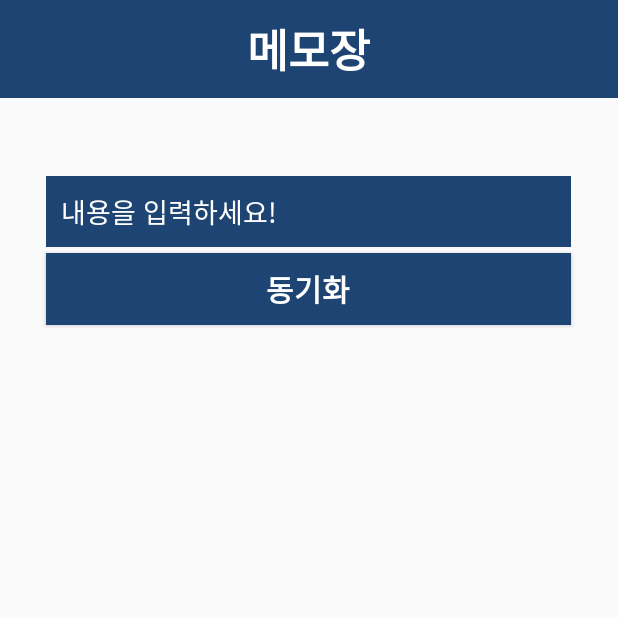
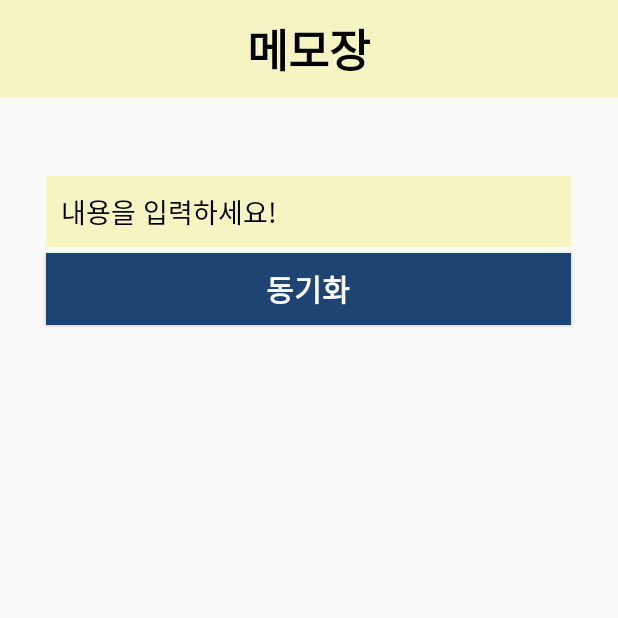
Before and after one commit to ckdgus0505/Mimo, an Android app: the screen it shows after launch (MemoActivity), on a phone screen of 412 x 824 dp, the top half of it. Run offline under Robolectric (Android 15) with nearby library versions, the phone set to English and light mode, and no system bars.

Commit message:
Mod Color

```diff
--- a/Android_Directory/Mimo/app/src/main/res/layout/activity_memo.xml
+++ b/Android_Directory/Mimo/app/src/main/res/layout/activity_memo.xml
@@ -15,14 +15,14 @@
             android:layout_width="match_parent"
             android:layout_height="wrap_content"
             android:orientation="vertical"
-            android:background="@color/colorPrimaryDark">
+            android:background="@color/colorPrimary">
 
             <TextView
                 android:layout_width="wrap_content"
                 android:layout_height="wrap_content"
                 android:layout_gravity="center"
                 android:text="메모장"
-                android:textColor="#ffffff"
+                android:textColor="#000000"
                 android:textSize="30dp"
                 android:textStyle="bold"
                 android:layout_marginTop="10dp"
@@ -42,10 +42,10 @@
                 android:hint="내용을 입력하세요!"
                 android:layout_gravity="center"
                 android:padding="10dp"
-                android:textColor="#ffffff"
-                android:textColorHint="#ffffff"
+                android:textColor="#000000"
+                android:textColorHint="#000000"
                 android:id="@+id/mimoText"
-                android:background="@color/colorPrimaryDark"/>
+                android:background="@color/colorPrimary"/>
 
             <Button
                 android:layout_width="350dp"
```
Also changed, not shown: Android_Directory/Mimo/app/src/main/res/layout/activity_memo_list.xml (+5 -5 lines).
